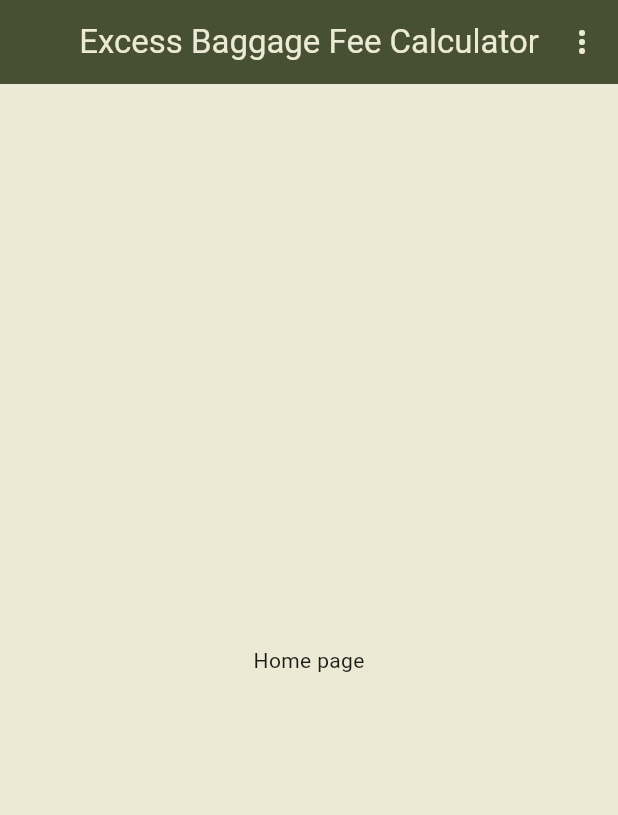
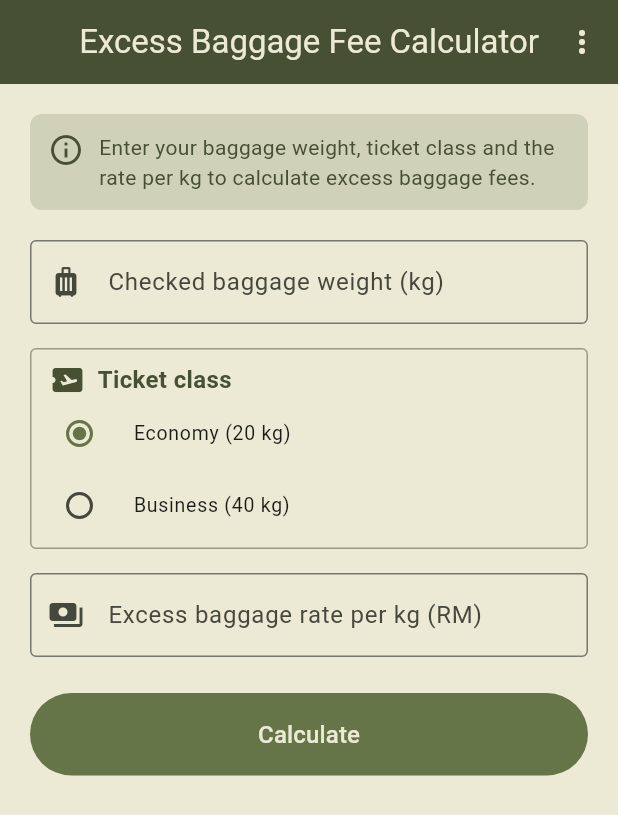
Before and after one commit to njmisyfq/Excess-Baggage-Fee-For-Air-Travel., a Flutter app: the screen it shows after launch, on a phone screen of 412 x 824 dp. Shown: the top 815 px of the screen. Run offline on Flutter 3.47's test engine with Material 3 defaults, Android fonts, the phone set to English and light mode, and no system bars.

Commit message:
Input and error message

```diff
--- a/lib/main.dart
+++ b/lib/main.dart
@@ -1,4 +1,6 @@
 import 'package:flutter/material.dart';
+
+import 'main_page.dart';
 
 void main() => runApp(const BaggageApp());
 
@@ -19,6 +21,7 @@ class BaggageApp extends StatelessWidget {
       debugShowCheckedModeBanner: false,
 
       theme: ThemeData(
+        useMaterial3: true,
         colorSchemeSeed: AppColors.olive,
         scaffoldBackgroundColor: AppColors.cream,
         appBarTheme: const AppBarTheme(
@@ -44,7 +47,8 @@ class _HomePageState extends State<HomePage> {
   int _index = 0;
 
   final _pages = const [
-    Center(child: Text('Home page')),
+    //Center(child: Text('Home page')),
+    MainPage(),
     Center(child: Text('About page')),
   ];
 
--- /dev/null
+++ b/lib/main_page.dart
@@ -0,0 +1,169 @@
+import 'package:flutter/material.dart';
+
+import 'main.dart'; // for AppColors
+
+class MainPage extends StatefulWidget {
+  const MainPage({super.key});
+
+  @override
+  State<MainPage> createState() => _MainPageState();
+}
+
+class _MainPageState extends State<MainPage> {
+  final _weightCtrl = TextEditingController();
+  final _rateCtrl = TextEditingController();
+  String _ticketClass = 'Economy';
+
+  String? _weightError, _rateError;
+  double? _excessWeight, _charge, _total;
+
+  @override
+  void dispose() {
+    _weightCtrl.dispose();
+    _rateCtrl.dispose();
+    super.dispose();
+  }
+
+  // Returns true if both inputs are valid; otherwise sets error messages.
+  bool _validate() {
+    final weightText = _weightCtrl.text.trim();
+    final rateText = _rateCtrl.text.trim();
+    final weight = double.tryParse(weightText);
+    final rate = double.tryParse(rateText);
+
+    String? weightError;
+    String? rateError;
+
+    if (weightText.isEmpty) {
+      weightError = 'Please enter the baggage weight.';
+    } else if (weight == null || !weight.isFinite) {
+      weightError = 'Weight must be a valid number.';
+    } else if (weight < 0) {
+      weightError = 'Weight cannot be negative.';
+    }
+
+    if (rateText.isEmpty) {
+      rateError = 'Please enter the rate per kg.';
+    } else if (rate == null || !rate.isFinite) {
+      rateError = 'Rate must be a valid number.';
+    } else if (rate < 0) {
+      rateError = 'Rate cannot be negative.';
+    }
+
+    setState(() {
+      _weightError = weightError;
+      _rateError = rateError;
+    });
+
+    return weightError == null && rateError == null;
+  }
+
+  @override
+  Widget build(BuildContext context) {
+    return SingleChildScrollView(
+      padding: const EdgeInsets.all(20),
+      child: Column(
+        crossAxisAlignment: CrossAxisAlignment.stretch,
+        children: [
+          Container(
+            padding: const EdgeInsets.all(12),
+            decoration: BoxDecoration(
+              color: AppColors.sage.withOpacity(0.35),
+              borderRadius: BorderRadius.circular(8),
+            ),
+            child: const Row(
+              crossAxisAlignment: CrossAxisAlignment.start,
+              children: [
+                Icon(Icons.info_outline, color: AppColors.dark),
+                SizedBox(width: 10),
+                Expanded(
+                  child: Text(
+                    'Enter your baggage weight, ticket class and the rate per kg to calculate excess baggage fees.',
+                    style: TextStyle(color: AppColors.dark, fontSize: 14),
+                  ),
+                ),
+              ],
+            ),
+          ),
+          const SizedBox(height: 20),
+          TextField(
+            controller: _weightCtrl,
+            keyboardType: const TextInputType.numberWithOptions(decimal: true),
+            decoration: InputDecoration(
+              labelText: 'Checked baggage weight (kg)',
+              prefixIcon: const Icon(Icons.luggage),
+              border: const OutlineInputBorder(),
+              errorText: _weightError,
+            ),
+          ),
+          const SizedBox(height: 16),
+          Container(
+            decoration: BoxDecoration(
+              border: Border.all(color: AppColors.dark.withOpacity(0.5)),
+              borderRadius: BorderRadius.circular(4),
+            ),
+            padding: const EdgeInsets.fromLTRB(12, 8, 12, 4),
+            child: Column(
+              crossAxisAlignment: CrossAxisAlignment.start,
+              children: [
+                const Row(
+                  children: [
+                    Icon(Icons.airplane_ticket, color: AppColors.dark),
+                    SizedBox(width: 8),
+                    Text(
+                      'Ticket class',
+                      style: TextStyle(
+                        color: AppColors.dark,
+                        fontSize: 16,
+                        fontWeight: FontWeight.w600,
+                      ),
+                    ),
+                  ],
+                ),
+                RadioListTile<String>(
+                  title: const Text('Economy (20 kg)'),
+                  value: 'Economy',
+                  groupValue: _ticketClass,
+                  activeColor: AppColors.olive,
+                  contentPadding: EdgeInsets.zero,
+                  dense: true,
+                  onChanged: (v) => setState(() => _ticketClass = v!),
+                ),
+                RadioListTile<String>(
+                  title: const Text('Business (40 kg)'),
+                  value: 'Business',
+                  groupValue: _ticketClass,
+                  activeColor: AppColors.olive,
+                  contentPadding: EdgeInsets.zero,
+                  dense: true,
+                  onChanged: (v) => setState(() => _ticketClass = v!),
+                ),
+              ],
+            ),
+          ),
+          const SizedBox(height: 16),
+          TextField(
+            controller: _rateCtrl,
+            keyboardType: const TextInputType.numberWithOptions(decimal: true),
+            decoration: InputDecoration(
+              labelText: 'Excess baggage rate per kg (RM)',
+              prefixIcon: const Icon(Icons.payments),
+              border: const OutlineInputBorder(),
+              errorText: _rateError,
+            ),
+          ),
+          const SizedBox(height: 24),
+          FilledButton(
+            style: FilledButton.styleFrom(
+              backgroundColor: AppColors.olive,
+              foregroundColor: AppColors.cream,
+              padding: const EdgeInsets.symmetric(vertical: 16),
+            ),
+            onPressed: _validate,
+            child: const Text('Calculate', style: TextStyle(fontSize: 16)),
+          ),
+        ],
+      ),
+    );
+  }
+}
```
